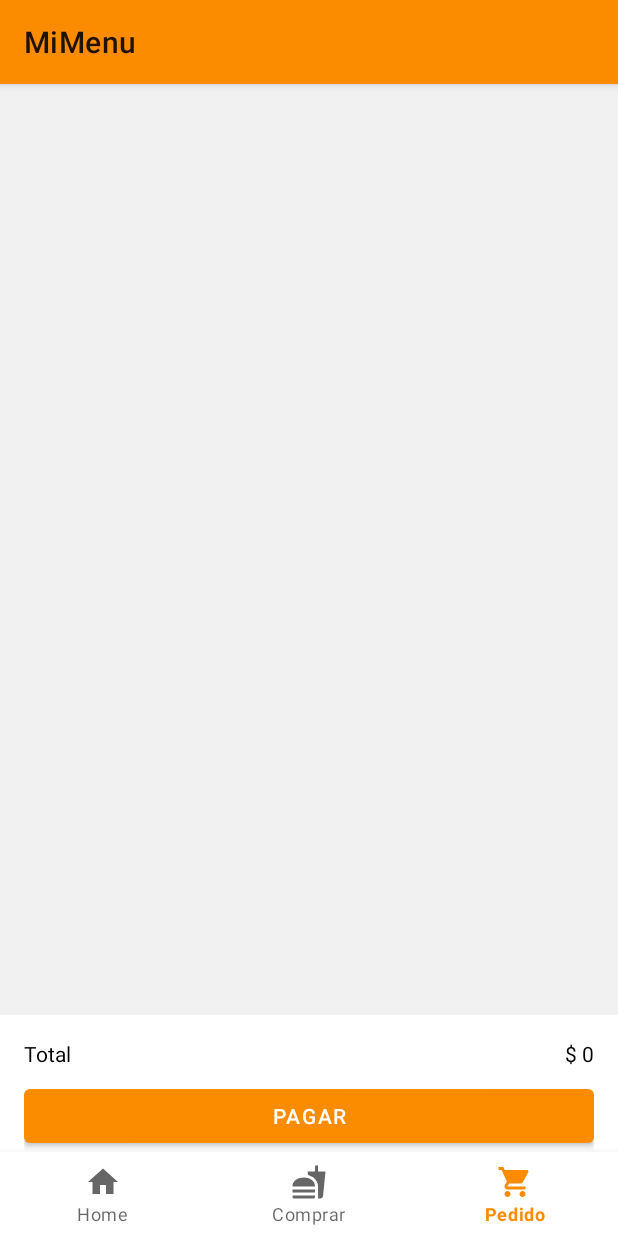
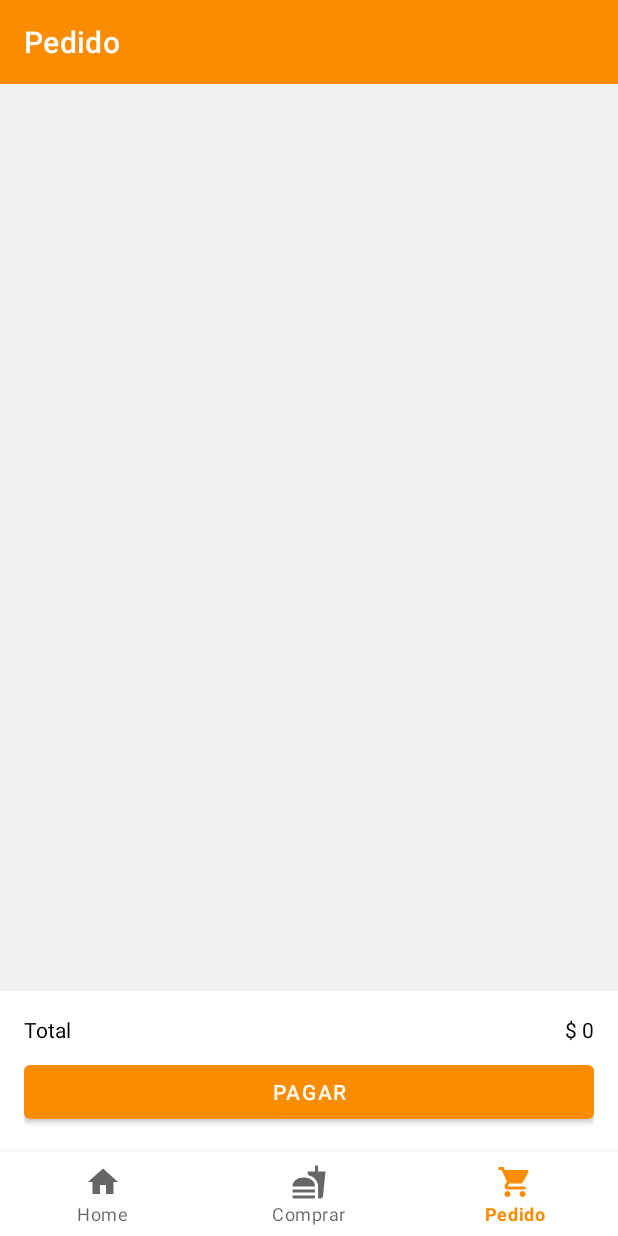
Before and after one commit to Geider10/MiMenu, an Android app: the CartFragment screen opened through its navigation route, on a phone screen of 412 x 824 dp. Run offline under Robolectric (Android 15) with nearby library versions, the phone set to English and light mode, and no system bars; our stand-ins replace Room's generated code, navigation-ui.

Commit message:
feat: create toolbar custom and add back arrow in toolbar

```diff
--- a/app/src/main/java/com/example/mimenu/MainActivity.kt
+++ b/app/src/main/java/com/example/mimenu/MainActivity.kt
@@ -1,21 +1,18 @@
 package com.example.mimenu
 
+import android.os.Bundle
 import androidx.appcompat.app.AppCompatActivity
-import android.os.Bundle
-import android.view.MenuItem
-import androidx.fragment.app.commit
-import androidx.navigation.NavController
-import androidx.navigation.findNavController
+import androidx.navigation.fragment.NavHostFragment
+import androidx.navigation.ui.AppBarConfiguration
+import androidx.navigation.ui.NavigationUI
 import androidx.navigation.ui.setupWithNavController
-import com.example.mimenu.R
 import com.example.mimenu.databinding.ActivityMainBinding
-import com.example.mimenu.ui.buy.SecondFragment
 import com.google.android.material.bottomnavigation.BottomNavigationView
 
-class MainActivity : AppCompatActivity(){
+class MainActivity : AppCompatActivity() {
 
-    private lateinit var binding : ActivityMainBinding
-    private lateinit var bottomNav : BottomNavigationView
+    private lateinit var binding: ActivityMainBinding
+    private lateinit var bottomNav: BottomNavigationView
 
     override fun onCreate(savedInstanceState: Bundle?) {
         super.onCreate(savedInstanceState)
@@ -23,7 +20,15 @@ class MainActivity : AppCompatActivity(){
         setContentView(binding.root)
 
         bottomNav = binding.bottomNavigationView
-        val navController = findNavController(R.id.fragmentContainerView)
+
+        val navHostFragment = supportFragmentManager.findFragmentById(R.id.fragmentContainerView) as NavHostFragment
+        val navController = navHostFragment.navController
+        val barConfig = AppBarConfiguration(setOf(
+            R.id.firstFragment, R.id.secondFragment, R.id.cartFragment
+        ))
+
+
+        NavigationUI.setupWithNavController(binding.toolbar,navController,barConfig)
         bottomNav.setupWithNavController(navController)
     }
 }
--- a/app/src/main/res/layout/activity_main.xml
+++ b/app/src/main/res/layout/activity_main.xml
@@ -1,5 +1,5 @@
 <?xml version="1.0" encoding="utf-8"?>
-<androidx.coordinatorlayout.widget.CoordinatorLayout
+<androidx.constraintlayout.widget.ConstraintLayout
     xmlns:android="http://schemas.android.com/apk/res/android"
     xmlns:app="http://schemas.android.com/apk/res-auto"
     xmlns:tools="http://schemas.android.com/tools"
@@ -8,20 +8,30 @@
     tools:context=".MainActivity"
     android:id="@+id/coordinatorLayout">
 
-    <fragment
+    <androidx.appcompat.widget.Toolbar
+        android:id="@+id/toolbar"
+        android:layout_width="match_parent"
+        android:layout_height="?attr/actionBarSize"
+        android:theme="@style/ToolbarTheme"
+        app:layout_constraintTop_toTopOf="parent"
+        app:layout_constraintStart_toStartOf="parent" />
+
+    <androidx.fragment.app.FragmentContainerView
         android:id="@+id/fragmentContainerView"
         android:name="androidx.navigation.fragment.NavHostFragment"
         android:layout_width="match_parent"
-        android:layout_height="match_parent"
+        android:layout_height="0dp"
         app:defaultNavHost="true"
-        app:navGraph="@navigation/nav_host" />
+        app:navGraph="@navigation/nav_host"
+        app:layout_constraintTop_toBottomOf="@id/toolbar"
+        app:layout_constraintBottom_toTopOf="@id/bottomNavigationView" />
 
     <com.google.android.material.bottomnavigation.BottomNavigationView
         android:id="@+id/bottomNavigationView"
         android:layout_width="match_parent"
         android:layout_height="wrap_content"
         android:background="@color/white"
-        android:layout_gravity="bottom"
-        app:menu="@menu/menu_bottom_navigation" />
+        app:menu="@menu/menu_bottom_navigation"
+        app:layout_constraintBottom_toBottomOf="parent" />
 
-</androidx.coordinatorlayout.widget.CoordinatorLayout>
+</androidx.constraintlayout.widget.ConstraintLayout>
--- a/app/src/main/res/layout/fragment_cart.xml
+++ b/app/src/main/res/layout/fragment_cart.xml
@@ -25,8 +25,7 @@
         android:orientation="horizontal"
         android:background="@color/white"
         app:layout_constraintBottom_toBottomOf="parent"
-        android:padding="16dp"
-        android:layout_marginBottom="40dp">
+        android:padding="16dp">
         <TextView
             android:layout_width="wrap_content"
             android:layout_height="wrap_content"
--- a/app/src/main/res/layout/fragment_food_detail.xml
+++ b/app/src/main/res/layout/fragment_food_detail.xml
@@ -38,6 +38,8 @@
             tools:textColor="@color/black"
             android:textSize="12sp"
             android:layout_marginTop="4dp"/>
+
+
     </LinearLayout>
 
     <!-- food option -->
@@ -100,7 +102,6 @@
         android:layout_height="wrap_content"
         android:orientation="vertical"
         android:padding="16dp"
-        android:layout_marginBottom="40dp"
         app:layout_constraintBottom_toBottomOf="parent">
         <Button
             android:id="@+id/btnClickOrder"
@@ -110,5 +111,4 @@
     </LinearLayout>
 
 
-
 </androidx.constraintlayout.widget.ConstraintLayout>
--- a/app/src/main/res/navigation/nav_host.xml
+++ b/app/src/main/res/navigation/nav_host.xml
@@ -7,12 +7,12 @@
     <fragment
         android:id="@+id/firstFragment"
         android:name="com.example.mimenu.ui.home.FirstFragment"
-        android:label="fragment_first"
+        android:label="Home"
         tools:layout="@layout/fragment_first" />
     <fragment
         android:id="@+id/secondFragment"
         android:name="com.example.mimenu.ui.buy.SecondFragment"
-        android:label="fragment_second"
+        android:label="Comprar"
         tools:layout="@layout/fragment_second" >
         <action
             android:id="@+id/action_secondFragment_to_foodDetailFragment"
@@ -21,7 +21,7 @@
     <fragment
         android:id="@+id/foodDetailFragment"
         android:name="com.example.mimenu.ui.buy.FoodDetailFragment"
-        android:label="fragment_food_detail"
+        android:label="Detalles"
         tools:layout="@layout/fragment_food_detail" >
         <argument
             android:name="order"
@@ -36,7 +36,7 @@
     <fragment
         android:id="@+id/cartFragment"
         android:name="com.example.mimenu.ui.cart.CartFragment"
-        android:label="fragment_cart"
+        android:label="Pedido"
         tools:layout="@layout/fragment_cart" >
         <action
             android:id="@+id/action_cartFragment_to_foodDetailFragment"
--- a/app/src/main/res/values/themes.xml
+++ b/app/src/main/res/values/themes.xml
@@ -1,6 +1,6 @@
 <resources xmlns:tools="http://schemas.android.com/tools">
     <!-- Base application theme. -->
-    <style name="Theme.MiMenu" parent="Theme.MaterialComponents.Light">
+    <style name="Theme.MiMenu" parent="Theme.MaterialComponents.Light.NoActionBar">
         <!-- Primary brand color. -->
         <item name="colorPrimary">@color/orange_dark</item>
         <item name="colorPrimaryVariant">@color/orange_dark</item>
@@ -14,4 +14,9 @@
         <item name="android:windowBackground">@color/neutral</item>
         <!-- Customize your theme here. -->
     </style>
+    <style name="ToolbarTheme" parent="Theme.MaterialComponents">
+        <item name="android:background">@color/orange_dark</item>
+        <item name="android:textColor">@color/white</item>
+        <item name="android:colorControlNormal">@color/white</item>
+    </style>
 </resources>
```
